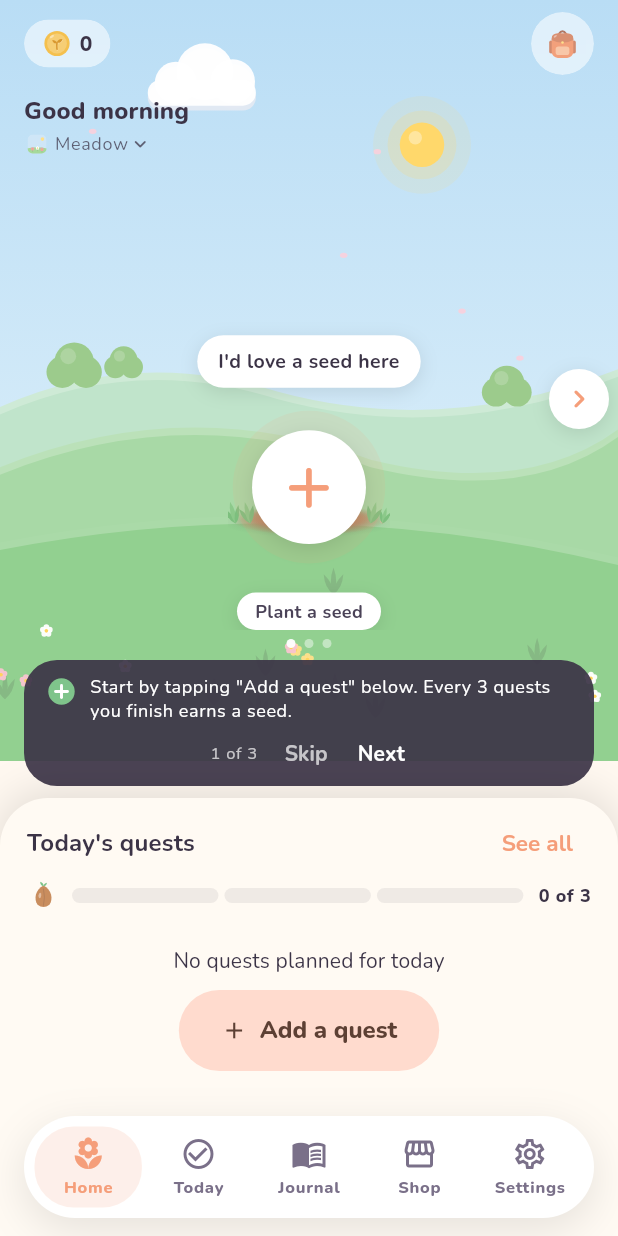
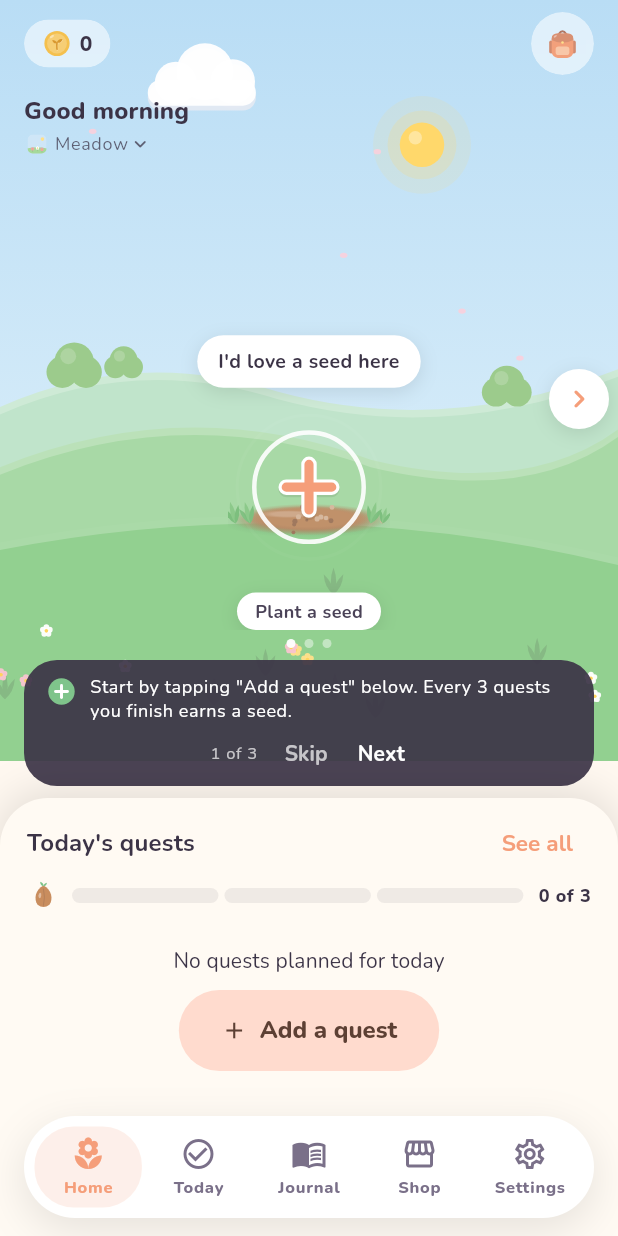
Before and after one commit to GL-328/Sprout, a Flutter app: the HomeScreen screen opened by its route, after a tap on the "chevron left" icon, on a phone screen of 412 x 824 dp. Run offline on Flutter 3.47's test engine with Material 3 defaults, Android fonts, the phone set to English and light mode, and no system bars; our stand-ins replace audioplayers, cloud_firestore, confetti, drift, drift_flutter, file_picker and 9 more; accounts and stored records are empty; generated files the repository leaves out were written again; network calls fail.

Commit message:
See-through plant-a-seed button
The empty spot's button was a solid white circle hiding the soil and plot.
Now it is a white ring with a see-through middle, an orange + with a white
edge, and a white halo that breathes out and fades away.

Co-Authored-By: Claude Opus 5.5 <noreply@anthropic.com>
Claude-Session: https://claude.ai/code/session_01Wempv7XatG2trPo9enNunr

```diff
--- a/lib/features/home/plant_carousel.dart
+++ b/lib/features/home/plant_carousel.dart
@@ -391,23 +391,57 @@ class _EmptyRing extends StatelessWidget {
         alignment: Alignment.center,
         children: [
           Positioned(bottom: 0, child: dim(plantArtProvider.groundSpot(size: size * 1.1))),
-          // A soft accent halo that breathes, then a white button with a +.
+          // See-through: a white ring that breathes out and fades away, then
+          // a white ring around an orange +, so the soil shows through.
           Container(
-            width: button * (1.1 + 0.25 * pulse),
-            height: button * (1.1 + 0.25 * pulse),
+            width: button * (1 + 0.3 * pulse),
+            height: button * (1 + 0.3 * pulse),
             decoration: BoxDecoration(
               shape: BoxShape.circle,
-              color: accent.withValues(alpha: 0.28 * (1 - pulse) + 0.1),
+              border: Border.all(color: SproutColors.paper.withValues(alpha: 0.7 * (1 - pulse)), width: 2),
             ),
           ),
           Container(
             width: button,
             height: button,
-            decoration: BoxDecoration(shape: BoxShape.circle, color: SproutColors.paper, boxShadow: _softShadow),
-            child: Icon(Icons.add_rounded, color: accent, size: button * 0.6, weight: 700),
+            decoration: BoxDecoration(
+              shape: BoxShape.circle,
+              border: Border.all(color: SproutColors.paper.withValues(alpha: 0.9), width: 3),
+            ),
           ),
+          CustomPaint(size: Size.square(button * 0.5), painter: _PlusPainter(accent)),
         ],
       ),
     );
   }
 }
+
+/// An orange + with a white outline, readable on any grass.
+class _PlusPainter extends CustomPainter {
+  _PlusPainter(this.colour);
+
+  final Color colour;
+
+  @override
+  void paint(Canvas canvas, Size size) {
+    final w = size.width;
+    final cross = Path()
+      ..moveTo(w / 2, w * 0.1)
+      ..lineTo(w / 2, w * 0.9)
+      ..moveTo(w * 0.1, w / 2)
+      ..lineTo(w * 0.9, w / 2);
+    Paint pen(Color c, double width) => Paint()
+      ..color = c
+      ..style = PaintingStyle.stroke
+      ..strokeWidth = width
+      ..strokeCap = StrokeCap.round;
+    final bar = w * 0.16;
+    final edge = bar + math.max(3.0, bar * 0.7);
+    canvas.drawPath(cross.shift(const Offset(0, 1.5)), pen(Colors.black.withValues(alpha: 0.08), edge));
+    canvas.drawPath(cross, pen(SproutColors.paper, edge));
+    canvas.drawPath(cross, pen(colour, bar));
+  }
+
+  @override
+  bool shouldRepaint(_PlusPainter old) => old.colour != colour;
+}
```
